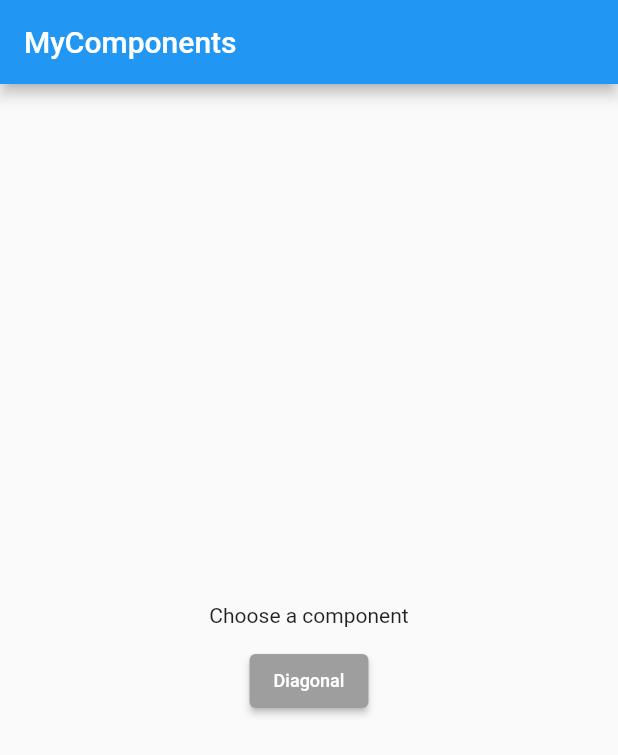
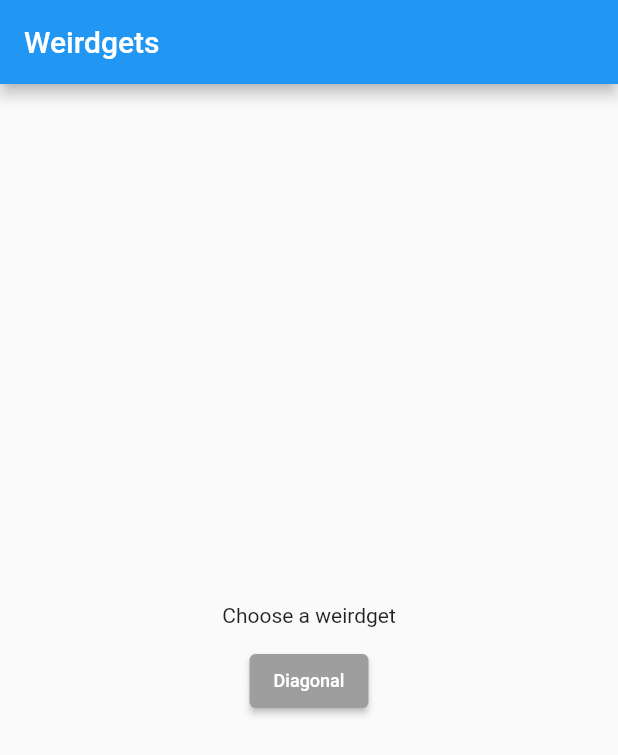
Before and after one commit to XPEHO/weirdgets, a Flutter app: the screen it shows after launch, on a phone screen of 412 x 824 dp. Shown: the top 755 px of the screen. Run offline on Flutter 3.47's test engine with Material 2 defaults, Android fonts, the phone set to English and light mode, and no system bars.

```diff
--- a/example/lib/main.dart
+++ b/example/lib/main.dart
@@ -62,14 +62,14 @@ class _MyHomePageState extends State<MyHomePage> {
     // than having to individually change instances of widgets.
     return Scaffold(
       appBar: AppBar(
-        title: const Text("MyComponents"),
+        title: const Text("Weirdgets"),
       ),
       body: Center(
         child: Column(
           mainAxisAlignment: MainAxisAlignment.center,
           children: <Widget>[
             const Text(
-              'Choose a component',
+              'Choose a weirdget',
             ),
             const SizedBox(
               height: 12,
```
